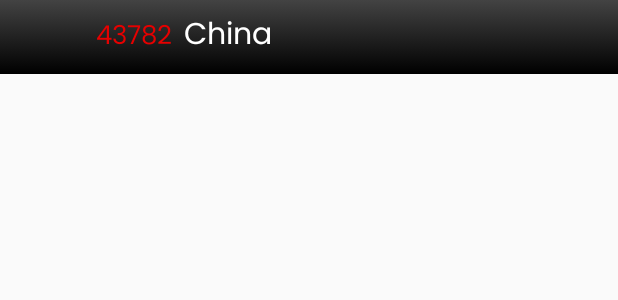
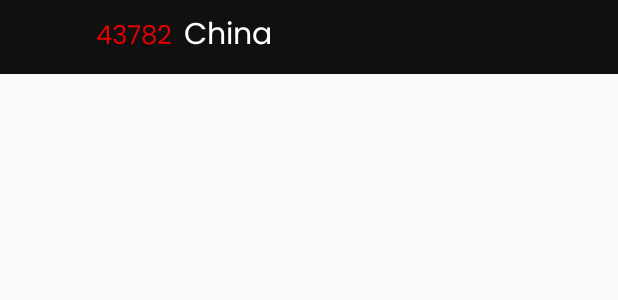
Before and after one commit to Viren-Patil/COVID-19-Tracker, an Android app: the layout item_list_covid_country.xml on its own in the app's theme, with its tools: preview values and no code run, on a phone screen of 412 x 824 dp. Shown: the top 300 px of the screen. Run offline under Robolectric (Android 15) with nearby library versions, the phone set to English and light mode, and no system bars; network calls fail.

Commit message:
Fixed colors of list items

```diff
--- a/app/src/main/java/com/example/covid_19tracker/ui/india/IndiaFragment.java
+++ b/app/src/main/java/com/example/covid_19tracker/ui/india/IndiaFragment.java
@@ -48,9 +48,9 @@ public class IndiaFragment extends Fragment {
         progressBar = root.findViewById(R.id.progress_circular_india);
         rvIndiaCountry.setLayoutManager(new LinearLayoutManager(getActivity()));
 
-//        DividerItemDecoration dividerItemDecoration = new DividerItemDecoration(rvIndiaCountry.getContext(), DividerItemDecoration.VERTICAL);
-//        dividerItemDecoration.setDrawable(ContextCompat.getDrawable(getContext(), R.drawable.line_divider));
-//        rvIndiaCountry.addItemDecoration(dividerItemDecoration);
+        DividerItemDecoration dividerItemDecoration = new DividerItemDecoration(rvIndiaCountry.getContext(), DividerItemDecoration.VERTICAL);
+        dividerItemDecoration.setDrawable(ContextCompat.getDrawable(getContext(), R.drawable.line_divider));
+        rvIndiaCountry.addItemDecoration(dividerItemDecoration);
 
         //call list
         indiaCountries = new ArrayList<>();
--- a/app/src/main/res/layout/item_list_covid_country.xml
+++ b/app/src/main/res/layout/item_list_covid_country.xml
@@ -3,7 +3,7 @@
     android:layout_width="match_parent"
     xmlns:tools="http://schemas.android.com/tools"
     android:padding="8dp"
-    android:background="@drawable/gradient_bg"
+    android:background="@color/colorPrimary"
     android:layout_height="wrap_content">
 
     <LinearLayout
--- a/app/src/main/res/layout/item_list_india_country.xml
+++ b/app/src/main/res/layout/item_list_india_country.xml
@@ -3,7 +3,7 @@
     android:layout_width="match_parent"
     xmlns:tools="http://schemas.android.com/tools"
     android:padding="8dp"
-    android:background="@drawable/gradient_bg"
+    android:background="@color/colorPrimary"
     android:layout_height="wrap_content">
 
     <LinearLayout
--- a/app/src/main/res/layout/item_list_timeline.xml
+++ b/app/src/main/res/layout/item_list_timeline.xml
@@ -3,7 +3,7 @@
     android:layout_width="match_parent"
     xmlns:tools="http://schemas.android.com/tools"
     android:padding="10dp"
-    android:background="@drawable/gradient_bg"
+    android:background="@color/colorPrimary"
     android:layout_height="wrap_content">
 
     <LinearLayout
```
